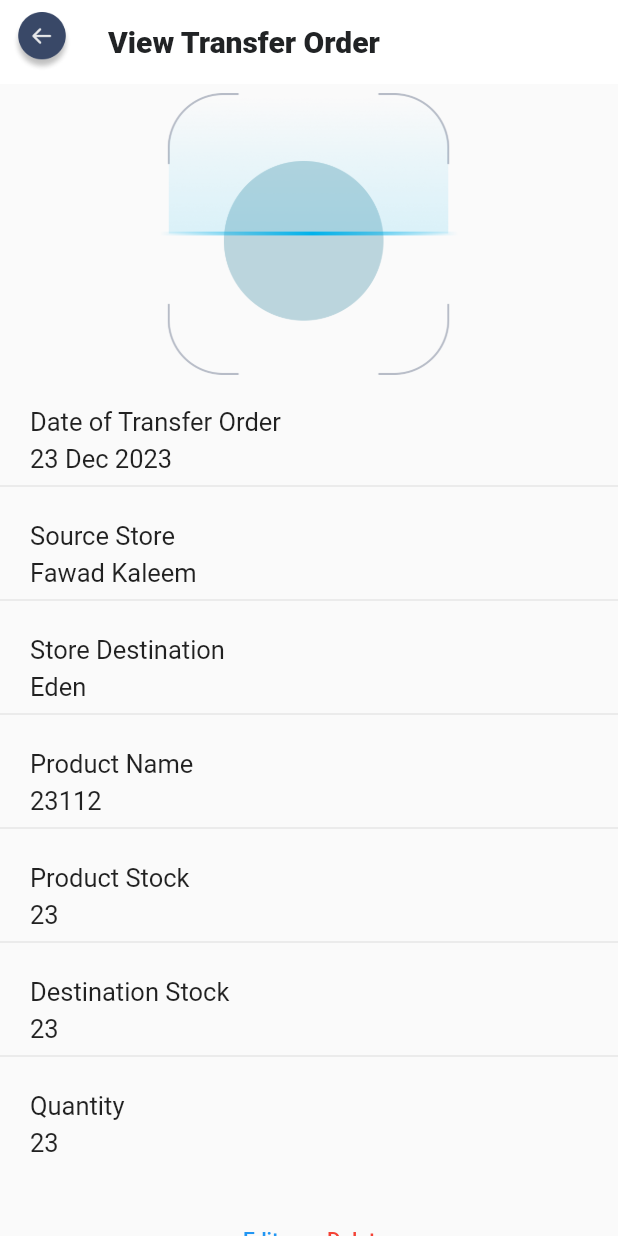
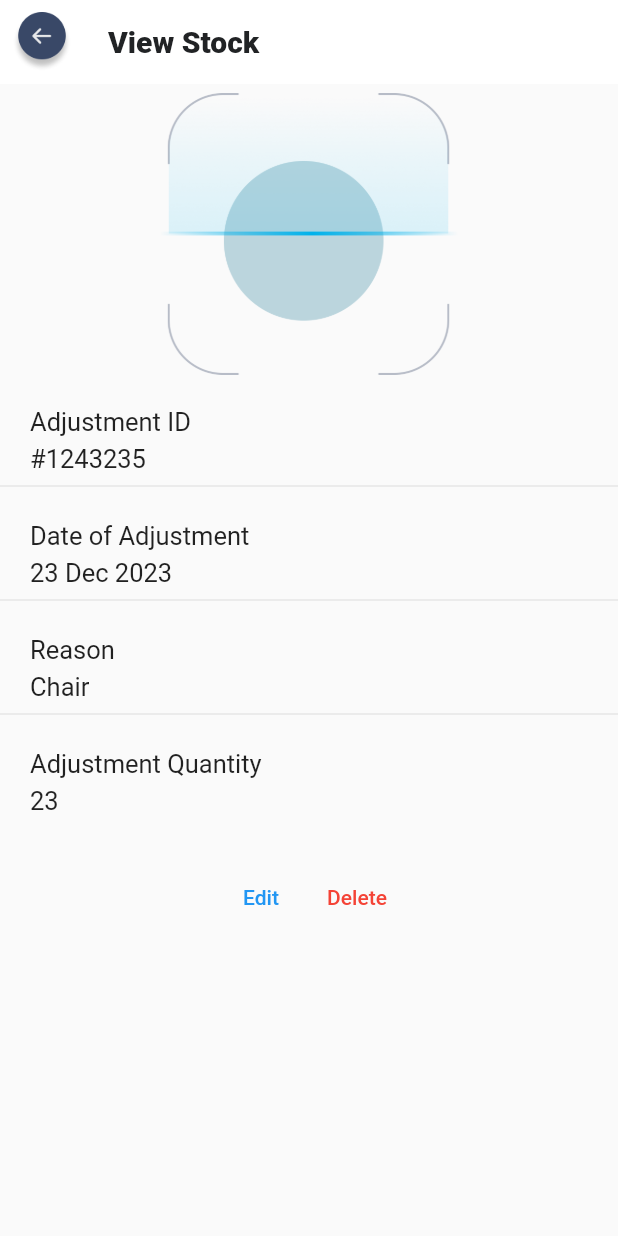
Before and after one commit to fwdAndroid/loyverse, a Flutter app: the StockAdjustmentMainScreen screen opened directly, after a tap on "View", on a phone screen of 412 x 824 dp. Run offline on Flutter 3.47's test engine with Material 2 defaults, Android fonts, the phone set to English and light mode, and no system bars.

Commit message:
Stock Complete

```diff
--- a/lib/dashbaord/stockadjustment/stockadjustment_main_screen.dart
+++ b/lib/dashbaord/stockadjustment/stockadjustment_main_screen.dart
@@ -6,6 +6,7 @@ import 'package:loyverse/dashbaord/customer/customer_view.dart';
 import 'package:loyverse/dashbaord/purchase_order/add_purchase_order.dart';
 import 'package:loyverse/dashbaord/purchase_order/view_purchase_order.dart';
 import 'package:loyverse/dashbaord/stockadjustment/add_stock.dart';
+import 'package:loyverse/dashbaord/stockadjustment/view_stock.dart';
 import 'package:loyverse/dashbaord/transfer_orders/add_transfer_order.dart';
 import 'package:loyverse/dashbaord/transfer_orders/view_transfer_order.dart';
 
@@ -88,10 +89,8 @@ class _StockAdjustmentMainScreenState extends State<StockAdjustmentMainScreen> {
                 ),
                 trailing: TextButton(
                     onPressed: () {
-                      Navigator.push(
-                          context,
-                          MaterialPageRoute(
-                              builder: (builder) => ViewTransferOrder()));
+                      Navigator.push(context,
+                          MaterialPageRoute(builder: (builder) => ViewStock()));
                     },
                     child: Text(
                       "View",
--- /dev/null
+++ b/lib/dashbaord/stockadjustment/view_stock.dart
@@ -0,0 +1,117 @@
+import 'package:flutter/material.dart';
+import 'package:flutter/src/widgets/framework.dart';
+import 'package:flutter/src/widgets/placeholder.dart';
+
+class ViewStock extends StatefulWidget {
+  const ViewStock({super.key});
+
+  @override
+  State<ViewStock> createState() => _ViewStockState();
+}
+
+class _ViewStockState extends State<ViewStock> {
+  @override
+  Widget build(BuildContext context) {
+    return Scaffold(
+      appBar: AppBar(
+        leading: Padding(
+          padding: const EdgeInsets.all(8.0),
+          child: Image.asset("assets/back.png"),
+        ),
+        title: Text(
+          "View Stock",
+          style: TextStyle(
+              color: Color(0xff212325),
+              fontSize: 20,
+              fontWeight: FontWeight.w800),
+        ),
+        elevation: 0,
+        backgroundColor: Colors.white,
+      ),
+      body: SingleChildScrollView(
+        child: Column(
+          crossAxisAlignment: CrossAxisAlignment.start,
+          children: [
+            Center(
+              child: Image.asset(
+                "assets/scan.png",
+                height: 200,
+                width: 200,
+              ),
+            ),
+            Container(
+                margin: EdgeInsets.only(top: 15, left: 20),
+                child: Text(
+                  "Adjustment ID",
+                  style: TextStyle(fontSize: 17),
+                )),
+            Container(
+                margin: EdgeInsets.only(top: 5, left: 20),
+                child: Text(
+                  "#1243235",
+                  style: TextStyle(fontSize: 17),
+                )),
+            Divider(),
+            Container(
+                margin: EdgeInsets.only(top: 15, left: 20),
+                child: Text(
+                  "Date of Adjustment",
+                  style: TextStyle(fontSize: 17),
+                )),
+            Container(
+                margin: EdgeInsets.only(top: 5, left: 20),
+                child: Text(
+                  "23 Dec 2023",
+                  style: TextStyle(fontSize: 17),
+                )),
+            Divider(),
+            Container(
+                margin: EdgeInsets.only(top: 15, left: 20),
+                child: Text(
+                  "Reason",
+                  style: TextStyle(fontSize: 17),
+                )),
+            Container(
+                margin: EdgeInsets.only(top: 5, left: 20),
+                child: Text(
+                  "Chair",
+                  style: TextStyle(fontSize: 17),
+                )),
+            Divider(),
+            Container(
+                margin: EdgeInsets.only(top: 15, left: 20),
+                child: Text(
+                  "Adjustment Quantity",
+                  style: TextStyle(fontSize: 17),
+                )),
+            Container(
+                margin: EdgeInsets.only(top: 5, left: 20),
+                child: Text(
+                  "23",
+                  style: TextStyle(fontSize: 17),
+                )),
+            SizedBox(
+              height: 30,
+            ),
+            Row(
+              mainAxisAlignment: MainAxisAlignment.center,
+              children: [
+                TextButton(
+                  onPressed: () {},
+                  child: Text("Edit"),
+                ),
+                TextButton(
+                  onPressed: () {},
+                  child: Text(
+                    "Delete",
+                    style: TextStyle(color: Colors.red),
+                  ),
+                ),
+              ],
+            )
+          ],
+        ),
+      ),
+    );
+  }
+}
```
